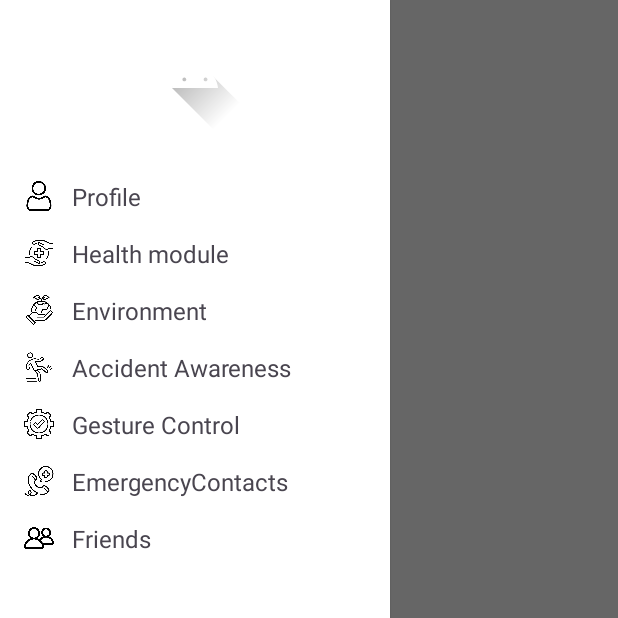
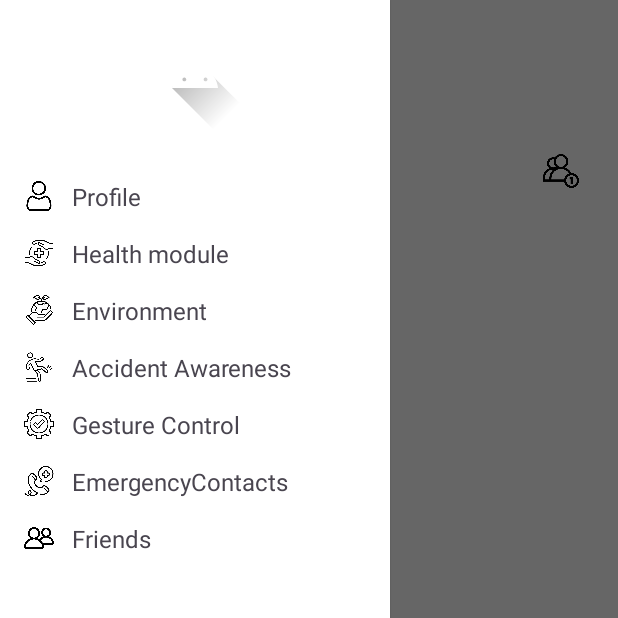
Before and after one commit to FaresGuer/MobileEmbarque, an Android app: the fragment FriendsFragment placed in its activity, with the side drawer open, on a phone screen of 412 x 824 dp, the top half of it. Run offline under Robolectric (Android 15) with nearby library versions, the phone set to English and light mode, and no system bars; our stand-ins replace Room's generated code.

Commit message:
fixed request image

```diff
--- a/app/src/main/res/layout/fragment_friends.xml
+++ b/app/src/main/res/layout/fragment_friends.xml
@@ -36,12 +36,14 @@
         android:id="@+id/btnRequests"
         android:layout_width="36dp"
         android:layout_height="36dp"
+        android:padding="6dp"
         android:background="@android:color/transparent"
-        android:contentDescription="Friend requests"
-        android:padding="6dp"
-        android:src="@drawable/friendrequest"
+        app:srcCompat="@drawable/friendrequest"
+        app:tint="@android:color/black"
+        android:scaleType="centerInside"
         app:layout_constraintEnd_toEndOf="parent"
         app:layout_constraintTop_toTopOf="@id/tvTitle" />
+
 
     <TextView
         android:id="@+id/tvHint"
```
